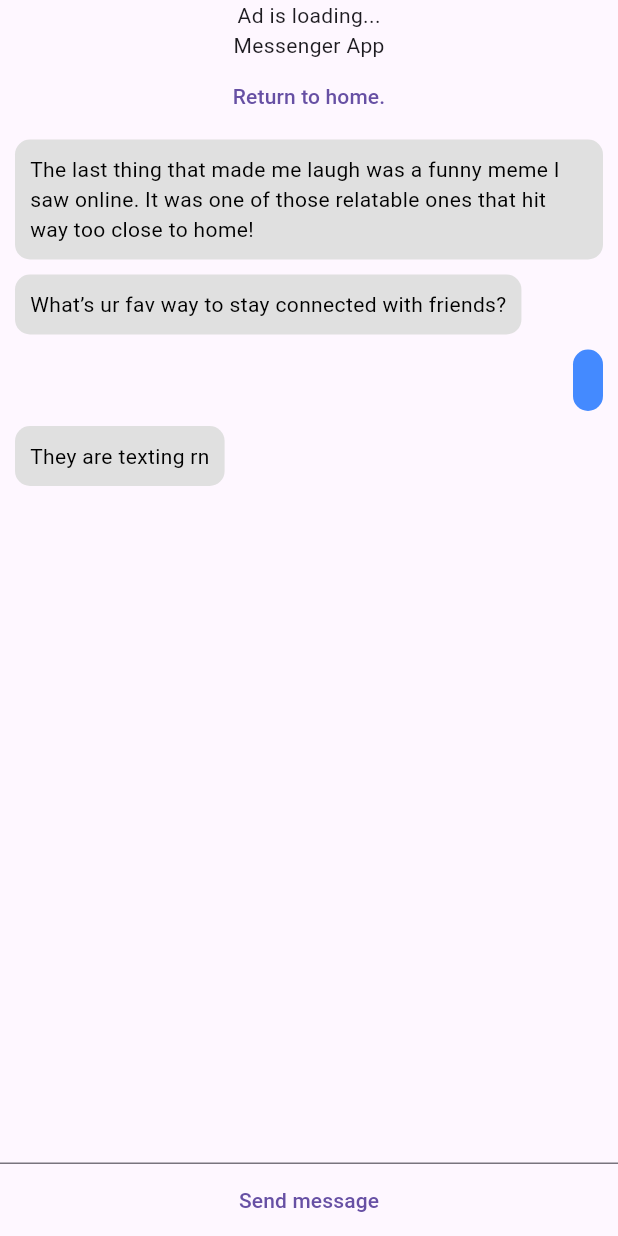
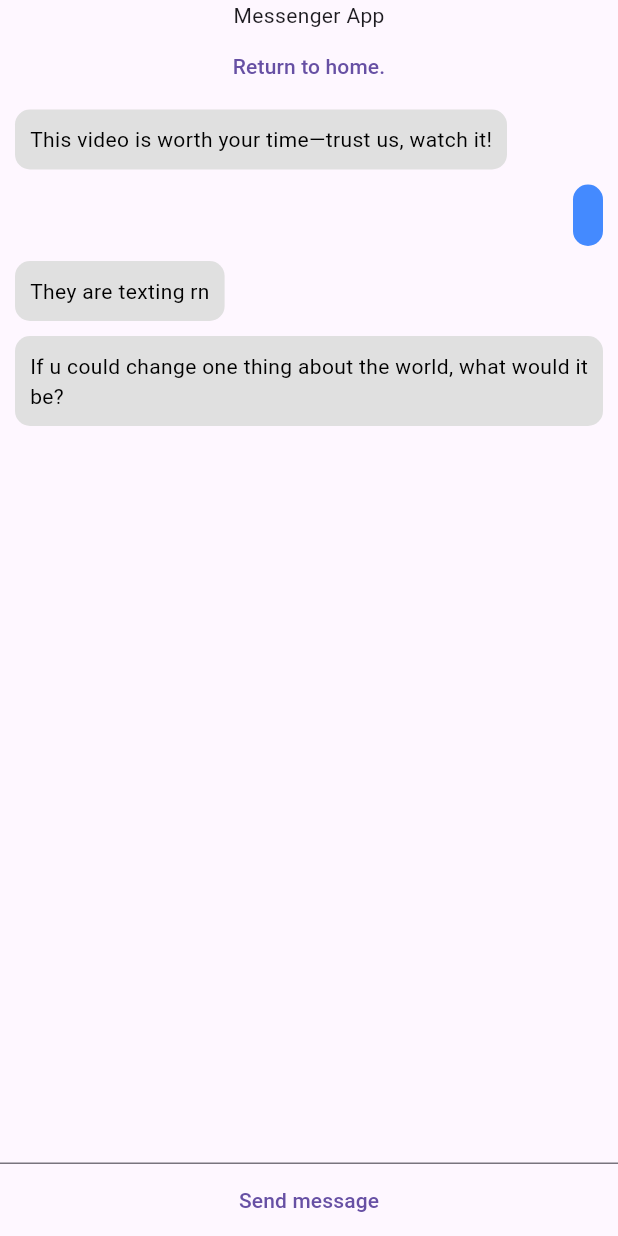
Before and after one commit to Oskarmos1/lookbusyOC, a Flutter app: the Messenger screen opened by its route, after a tap on "Send message", on a phone screen of 412 x 824 dp. Run offline on Flutter 3.47's test engine with Material 3 defaults, Android fonts, the light colour scheme and no system bars; our stand-ins replace google_mobile_ads; network calls fail.

Commit message:
Functionality of messenger is now complete

```diff
--- a/lib/messenger.dart
+++ b/lib/messenger.dart
@@ -12,22 +12,30 @@ class Messenger extends StatefulWidget {
 }
 
 class _MessengerState extends State<Messenger> {
-  NativeAd? nativeAd = null;
-
   @override
   void didChangeDependencies() {
     super.didChangeDependencies();
     print("I happened");
 
+    //Big issues here
+    //Relevant video:  https://www.youtube.com/watch?v=GRPMf9JboxE
+  }
+
+  void newAd() {
+    NativeAd? nativeAd;
+    /*
+
+
+    */
+    //Actual ID ca-app-pub-7471100637488619/2641308578
     nativeAd = NativeAd(
       customOptions: {},
       adUnitId: "ca-app-pub-3940256099942544/1044960115",
       factoryId: "listTile",
       listener: NativeAdListener(
         onAdLoaded: (ad) {
-          print("Ad loaded");
           setState(() {
-            isLoaded = true;
+            convo.add([ad, false, true]);
           });
         },
         onAdFailedToLoad: (ad, error) {
@@ -37,21 +45,47 @@ class _MessengerState extends State<Messenger> {
       ),
       request: AdRequest(),
     );
+    /*
     print(nativeAd);
     if (nativeAd != null) {
       print("I happened 2");
-      nativeAd?.load();
+      nativeAd.load();
     } else {
       print("Ad is null");
     }
-
-    //Big issues here
-    //Relevant video:  https://www.youtube.com/watch?v=GRPMf9JboxE
+    */
+    nativeAd.load();
+    //nativeAd.load().then((value) {
+    //  setState(() {
+    //  convo.add([nativeAd, false, true]);
+    // });
+    // });
   }
 
   Random rnd = Random();
   bool userInteraction = false;
-  bool isLoaded = false;
+  List<String> videoPrompt = [
+    "Hey, we’ve got something cool for you—check out this video!",
+    "This one's just for you. Hit play and enjoy!",
+    "You’re going to love this video—give it a watch!",
+    "Take a break and watch this awesome video we’ve found for you.",
+    "We thought you’d enjoy this—tap to watch!",
+    "Here’s something fun for you to check out! Watch the video.",
+    "Got a minute? Watch this quick video we think you'll like.",
+    "Press play, you won’t want to miss this one!",
+    "We picked this video just for you—enjoy!",
+    "Feeling bored? Here’s a video to brighten your day.",
+    "We found a video that’s right up your alley. Take a look!",
+    "You deserve a break—sit back and watch this video.",
+    "Here’s something we think you’ll really enjoy. Watch now!",
+    "Ready for something cool? Check out this video.",
+    "We’ve got a surprise for you—watch this video!",
+    "Thought you might like this! Hit play and see for yourself.",
+    "This video is worth your time—trust us, watch it!",
+    "Need a little entertainment? Watch this video we found!",
+    "We found something amazing—tap to watch the video now!",
+    "Take a moment and enjoy this video we handpicked for you."
+  ];
   List<String> questions = [
     "What’s ur fav way to spend a weekend?",
     "If u could travel anywhere, where would ya go?",
@@ -465,8 +499,8 @@ class _MessengerState extends State<Messenger> {
     "When I have disagreements with friends, I try to communicate openly and find common ground. It’s all about understanding each other.",
     "The best piece of advice I’d give is to always follow your heart."
   ];
-  //true if the user said it, false if not
-  //[["Text", true]]
+  //true if the user said it, false if not; second bool is if it is an ad or not
+  //[["Text", true, false]]
   List<List<dynamic>> convo = [];
   String newText = "";
   TextEditingController textController = TextEditingController();
@@ -475,14 +509,26 @@ class _MessengerState extends State<Messenger> {
   @override
   void initState() {
     super.initState();
-    convo.add([longerTexts[rnd.nextInt(140)], false]);
-    convo.add([questions[rnd.nextInt(89)], false]);
+
+    //convo.add([longerTexts[rnd.nextInt(140)], false, false]);
+    //convo.add([questions[rnd.nextInt(89)], false, false]);
+    convo.add([videoPrompt[rnd.nextInt(18)], false, false]);
+    newAd();
+    Timer g = Timer(const Duration(seconds: 2), () {
+      convo.add([questions[rnd.nextInt(89)], false, false]);
+      setState(() {});
+    });
   }
 
   @override
   void dispose() {
     textController.dispose();
     scrollController.dispose();
+    for (int i = 0; i < convo.length; i++) {
+      if (convo[i][2] == true) {
+        convo[i][0].dispose();
+      }
+    }
     Timer.periodic(const Duration(seconds: 1), (timer) {});
     super.dispose();
   }
@@ -503,9 +549,6 @@ class _MessengerState extends State<Messenger> {
       body: SafeArea(
         child: Column(
           children: <Widget>[
-            isLoaded
-             ? Container(height: 200, child: AdWidget(ad: nativeAd!))
-             : Text("Ad is loading..."),
             const Text("Messenger App"),
             TextButton(
                 onPressed: () {
@@ -523,8 +566,9 @@ class _MessengerState extends State<Messenger> {
                       itemCount: convo.length,
                       shrinkWrap: true,
                       itemBuilder: (context, index) {
-                        final isUserMessage =
-                            convo[index][1]; // true if user message
+                        final isUserMessage = convo[index][1];
+                        bool isAd = convo[index][2];
+                        if (isAd == false) {
                           return Align(
                             alignment: isUserMessage
                                 ? Alignment.centerRight
@@ -542,12 +586,18 @@ class _MessengerState extends State<Messenger> {
                               child: Text(
                                 convo[index][0],
                                 style: TextStyle(
-                                color:
-                                    isUserMessage ? Colors.white : Colors.black,
+                                  color: isUserMessage
+                                      ? Colors.white
+                                      : Colors.black,
                                 ),
                               ),
                             ),
                           );
+                        } else {
+                          return Container(
+                              height: 200,
+                              child: AdWidget(ad: convo[index][0]));
+                        }
                       })),
             ),
             TextField(
@@ -559,64 +609,80 @@ class _MessengerState extends State<Messenger> {
             TextButton(
                 onPressed: () {
                   canBeExited = false;
-                  int x = rnd.nextInt(3);
-                  convo.add([newText, true]);
+                  int x = rnd.nextInt(4);
+                  convo.add([newText, true, false]);
                   textController.clear();
                   scrollToBottom(userInteraction);
                   setState(() {});
                   if (x == 0) {
-                    convo.add(["They are texting rn", false]);
+                    convo.add(["They are texting rn", false, false]);
                     Timer a = Timer(const Duration(seconds: 3), () {
                       convo.removeAt(convo.length - 1);
-                      convo.add([response[rnd.nextInt(177)], false]);
+                      convo.add([response[rnd.nextInt(177)], false, false]);
                       scrollToBottom(userInteraction);
-                      convo.add(["They are texting rn", false]);
+                      convo.add(["They are texting rn", false, false]);
                       setState(() {});
                       Timer b = Timer(const Duration(seconds: 6), () {
                         convo.removeAt(convo.length - 1);
-                        convo.add([longerTexts[rnd.nextInt(140)], false]);
+                        convo
+                            .add([longerTexts[rnd.nextInt(140)], false, false]);
                         scrollToBottom(userInteraction);
                         setState(() {});
                         canBeExited = true;
                       });
                     });
                   } else if (x == 1) {
-                    convo.add(["They are texting rn", false]);
+                    convo.add(["They are texting rn", false, false]);
                     Timer c = Timer(const Duration(seconds: 3), () {
                       convo.removeAt(convo.length - 1);
-                      convo.add([response[rnd.nextInt(177)], false]);
+                      convo.add([response[rnd.nextInt(177)], false, false]);
                       scrollToBottom(userInteraction);
-                      convo.add(["They are texting rn", false]);
+                      convo.add(["They are texting rn", false, false]);
                       setState(() {});
                       Timer d = Timer(const Duration(seconds: 3), () {
                         convo.removeAt(convo.length - 1);
-                        convo.add([questions[rnd.nextInt(87)], false]);
+                        convo.add([questions[rnd.nextInt(87)], false, false]);
                         scrollToBottom(userInteraction);
                         setState(() {});
                         canBeExited = true;
                       });
                     });
-                  } else {
-                    convo.add(["They are texting rn", false]);
+                  } else if (x == 2) {
+                    convo.add(["They are texting rn", false, false]);
                     Timer e = Timer(const Duration(seconds: 3), () {
                       convo.removeAt(convo.length - 1);
-                      convo.add([response[rnd.nextInt(177)], false]);
+                      convo.add([response[rnd.nextInt(177)], false, false]);
                       scrollToBottom(userInteraction);
-                      convo.add(["They are texting rn", false]);
+                      convo.add(["They are texting rn", false, false]);
                       setState(() {});
                       Timer f = Timer(const Duration(seconds: 6), () {
                         convo.removeAt(convo.length - 1);
-                        convo.add([longerTexts[rnd.nextInt(140)], false]);
+                        convo
+                            .add([longerTexts[rnd.nextInt(140)], false, false]);
                         scrollToBottom(userInteraction);
-                        convo.add(["They are texting rn", false]);
+                        convo.add(["They are texting rn", false, false]);
                         setState(() {});
                         Timer g = Timer(const Duration(seconds: 3), () {
                           convo.removeAt(convo.length - 1);
-                          convo.add([questions[rnd.nextInt(87)], false]);
+                          convo.add([questions[rnd.nextInt(87)], false, false]);
                           scrollToBottom(userInteraction);
                           setState(() {});
                           canBeExited = true;
                         });
+                      });
+                    });
+                  } else {
+                    convo.add(["They are texting rn", false, false]);
+                    Timer h = Timer(const Duration(seconds: 3), () async {
+                      convo.removeAt(convo.length - 1);
+                      convo.add([videoPrompt[rnd.nextInt(19)], false, false]);
+                      scrollToBottom(userInteraction);
+                      newAd();
+                      Timer i = Timer(const Duration(seconds: 3), () {
+                        convo.add([questions[rnd.nextInt(87)], false, false]);
+                        scrollToBottom(userInteraction);
+                        setState(() {});
+                        canBeExited = true;
                       });
                     });
                   }
```
Also changed, not shown: 1 other file. Lines whose indentation alone changed are shown as unchanged.
